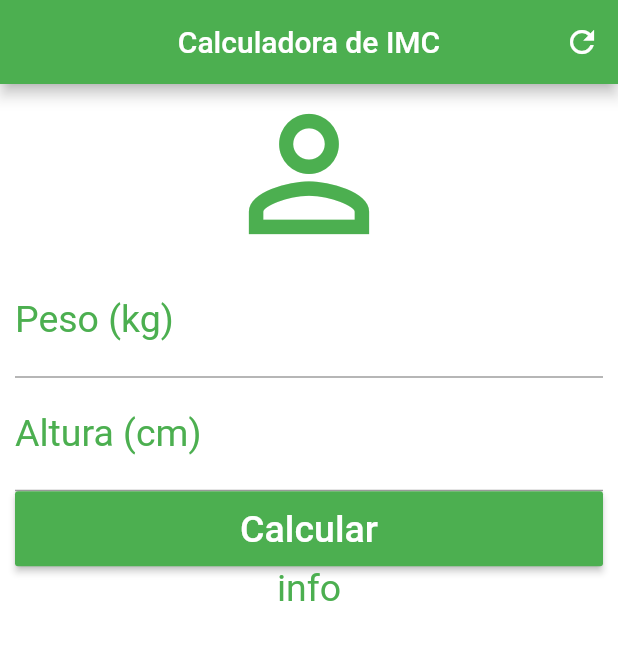
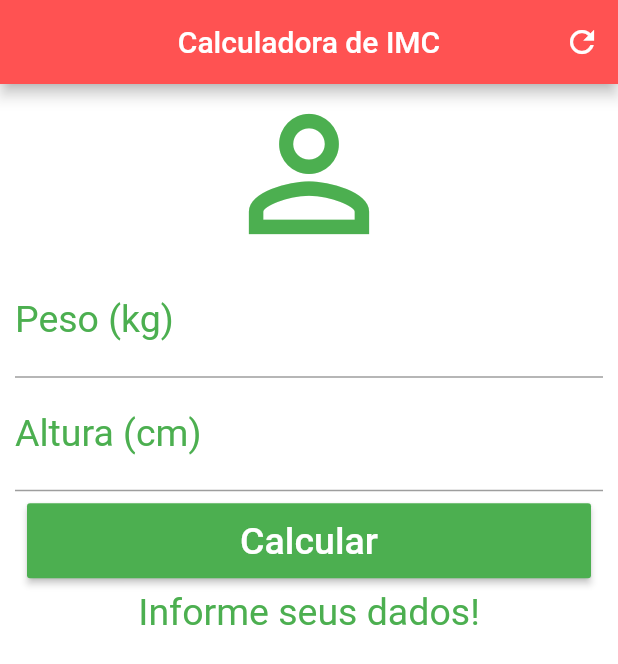
Before and after one commit to edilsonborges/flutter_app, a Flutter app: the screen it shows after launch, after a tap on "Calcular", on a phone screen of 412 x 824 dp. Shown: the top 664 px of the screen. Run offline on Flutter 3.47's test engine with Material 2 defaults, Android fonts, the phone set to English and light mode, and no system bars.

```diff
--- a/lib/main.dart
+++ b/lib/main.dart
@@ -11,15 +11,52 @@ class Home extends StatefulWidget {
 }
 
 class _HomeState extends State<Home> {
+  TextEditingController weightController = TextEditingController();
+  TextEditingController heightController = TextEditingController();
+  String _infoText = "Informe seus dados!";
+
+  void _resetFields() {
+    weightController.text = "";
+    heightController.text = "";
+    setState(() {
+      _infoText = "Informe seus dados!";
+    });
+  }
+
+  void _calculate() {
+    setState(() {
+      double weight = double.parse(weightController.text);
+      double height = double.parse(heightController.text) / 100;
+      double imc = weight / (height * height);
+      print(imc);
+      if (imc < 18.6) {
+        _infoText = "Abaixo do Peso (${imc.toStringAsPrecision(3)})";
+      } else if (imc >= 18.6 && imc < 24.9) {
+        _infoText = "Peso Ideal (${imc.toStringAsPrecision(3)})";
+      } else if (imc >= 24.9 && imc < 29.9) {
+        _infoText = "Levemente Acima do Peso (${imc.toStringAsPrecision(3)})";
+      } else if (imc >= 29.9 && imc < 34.9) {
+        _infoText = "Obesidade Grau I (${imc.toStringAsPrecision(3)})";
+      } else if (imc >= 34.9 && imc < 39.9) {
+        _infoText = "Obesidade Grau II (${imc.toStringAsPrecision(3)})";
+      } else if (imc >= 40) {
+        _infoText = "Obesidade Grau III (${imc.toStringAsPrecision(3)})";
+      }
+    });
+  }
+
   @override
   Widget build(BuildContext context) {
     return Scaffold(
         appBar: AppBar(
           title: Text('Calculadora de IMC'),
           centerTitle: true,
-          backgroundColor: Colors.green,
+          backgroundColor: Colors.redAccent,
           actions: <Widget>[
-            IconButton(icon: Icon(Icons.refresh), onPressed: () {})
+            IconButton(
+              icon: Icon(Icons.refresh),
+              onPressed: _resetFields,
+            )
           ],
         ),
         backgroundColor: Colors.white,
@@ -43,18 +80,24 @@ class _HomeState extends State<Home> {
                       labelText: "Peso (kg)",
                       labelStyle: TextStyle(color: Colors.green)),
                   textAlign: TextAlign.center,
-                    style: TextStyle(color: Colors.green, fontSize: 25)),
+                  style: TextStyle(color: Colors.green, fontSize: 25),
+                  controller: weightController,
+                ),
                 TextField(
                   keyboardType: TextInputType.number,
                   decoration: InputDecoration(
                       labelText: "Altura (cm)",
                       labelStyle: TextStyle(color: Colors.green)),
                   textAlign: TextAlign.center,
-                    style: TextStyle(color: Colors.green, fontSize: 25)),
-                Container(
+                  style: TextStyle(color: Colors.green, fontSize: 25),
+                  controller: heightController,
+                ),
+                Padding(
+                  padding: const EdgeInsets.all(8.0),
+                  child: Container(
                     height: 50,
                     child: RaisedButton(
-                    onPressed: () {},
+                      onPressed: _calculate,
                       child: Text(
                         "Calcular",
                         style: TextStyle(color: Colors.white, fontSize: 25),
@@ -62,8 +105,9 @@ class _HomeState extends State<Home> {
                       color: Colors.green,
                     ),
                   ),
+                ),
                 Text(
-                  "info",
+                  _infoText,
                   textAlign: TextAlign.center,
                   style: TextStyle(color: Colors.green, fontSize: 25),
                 ),
```
Lines whose indentation alone changed are shown as unchanged.
